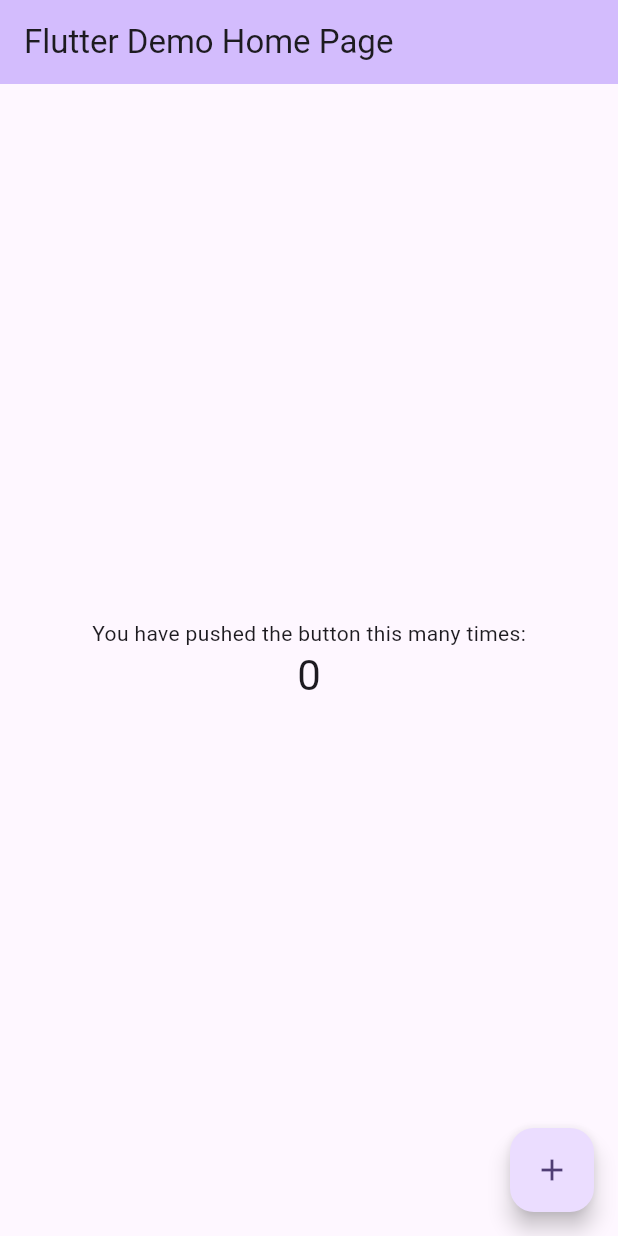
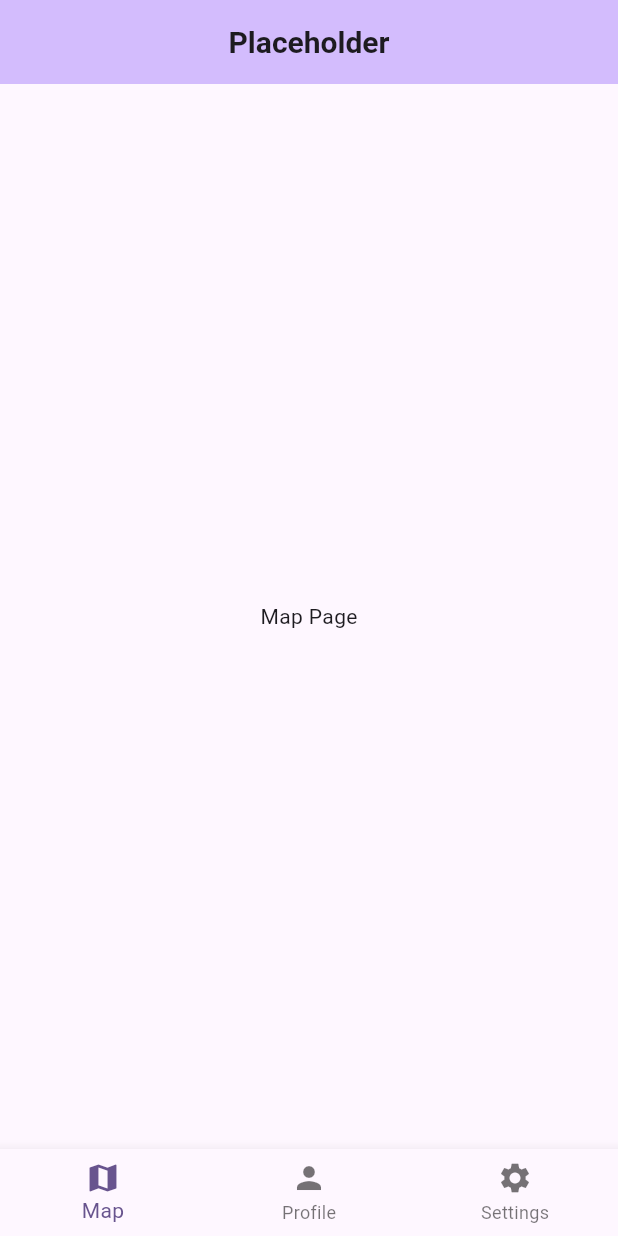
Before and after one commit to Lucase84/GeoCachingApp, a Flutter app: the screen it shows after launch, on a phone screen of 412 x 824 dp. Run offline on Flutter 3.47's test engine with Material 3 defaults, Android fonts, the phone set to English and light mode, and no system bars.

Commit message:
Add a bottom nav bar to home page and create the map / profile and settings pages

```diff
--- /dev/null
+++ b/lib/Views/map_page.dart
@@ -0,0 +1,17 @@
+import 'package:flutter/material.dart';
+
+class MapPage extends StatefulWidget {
+  const MapPage({super.key});
+
+  @override
+  State<MapPage> createState() => _MapPageState();
+}
+
+class _MapPageState extends State<MapPage> {
+  @override
+  Widget build(BuildContext context) {
+    return const Center(
+      child: Text('Map Page'),
+    );
+  }
+}
--- a/lib/main.dart
+++ b/lib/main.dart
@@ -1,4 +1,8 @@
 import 'package:flutter/material.dart';
+
+import 'package:flutter_application_1/Views/map_page.dart';
+import 'package:flutter_application_1/Views/profile_page.dart';
+import 'package:flutter_application_1/Views/settings_page.dart';
 
 void main() {
   runApp(const MyApp());
@@ -10,59 +14,68 @@ class MyApp extends StatelessWidget {
   @override
   Widget build(BuildContext context) {
     return MaterialApp(
-      title: 'Flutter Demo',
+      debugShowCheckedModeBanner: false,
       theme: ThemeData(
         colorScheme: ColorScheme.fromSeed(seedColor: Colors.deepPurple),
         useMaterial3: true,
       ),
-      home: const MyHomePage(title: 'Flutter Demo Home Page'),
+      home: const MyHomePage(),
     );
   }
 }
 
 class MyHomePage extends StatefulWidget {
-  const MyHomePage({super.key, required this.title});
-
-  final String title;
+  const MyHomePage({super.key});
 
   @override
   State<MyHomePage> createState() => _MyHomePageState();
 }
 
 class _MyHomePageState extends State<MyHomePage> {
-  int _counter = 0;
-
-  void _incrementCounter() {
-    setState(() {
-      _counter++;
-    });
-  }
+  int currentPage = 0;
+  final List<Widget> pages = const <Widget>[
+    MapPage(),
+    ProfilePage(),
+    SettingsPage(),
+  ];
 
   @override
   Widget build(BuildContext context) {
     return Scaffold(
       appBar: AppBar(
+        title: const Center(
+          child: Text(
+            'Placeholder',
+            style: TextStyle(
+              fontSize: 20,
+              fontWeight: FontWeight.bold,
+            ),
+          ),
+        ),
         backgroundColor: Theme.of(context).colorScheme.inversePrimary,
-        title: Text(widget.title),
       ),
-      body: Center(
-        child: Column(
-          mainAxisAlignment: MainAxisAlignment.center,
-          children: <Widget>[
-            const Text(
-              'You have pushed the button this many times:',
-            ),
-            Text(
-              '$_counter',
-              style: Theme.of(context).textTheme.headlineMedium,
-            ),
-          ],
-        ),
-      ),
-      floatingActionButton: FloatingActionButton(
-        onPressed: _incrementCounter,
-        tooltip: 'Increment',
-        child: const Icon(Icons.add),
+      body: pages[currentPage],
+      bottomNavigationBar: BottomNavigationBar(
+        currentIndex: currentPage,
+        onTap: (int index) {
+          setState(() {
+            currentPage = index;
+          });
+        },
+        items: const <BottomNavigationBarItem>[
+          BottomNavigationBarItem(
+            icon: Icon(Icons.map),
+            label: 'Map',
+          ),
+          BottomNavigationBarItem(
+            icon: Icon(Icons.person),
+            label: 'Profile',
+          ),
+          BottomNavigationBarItem(
+            icon: Icon(Icons.settings),
+            label: 'Settings',
+          ),
+        ],
       ),
     );
   }
```
Also changed, not shown: lib/Views/profile_page.dart (added, +17 -0 lines), lib/Views/settings_page.dart (added, +17 -0 lines).
